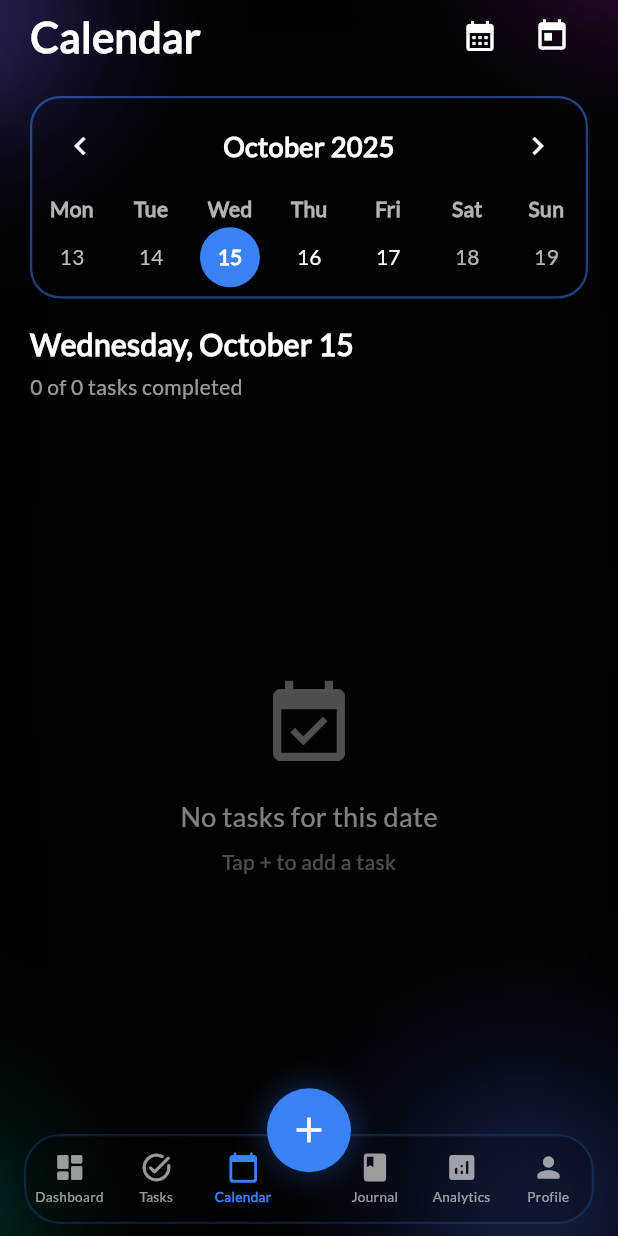
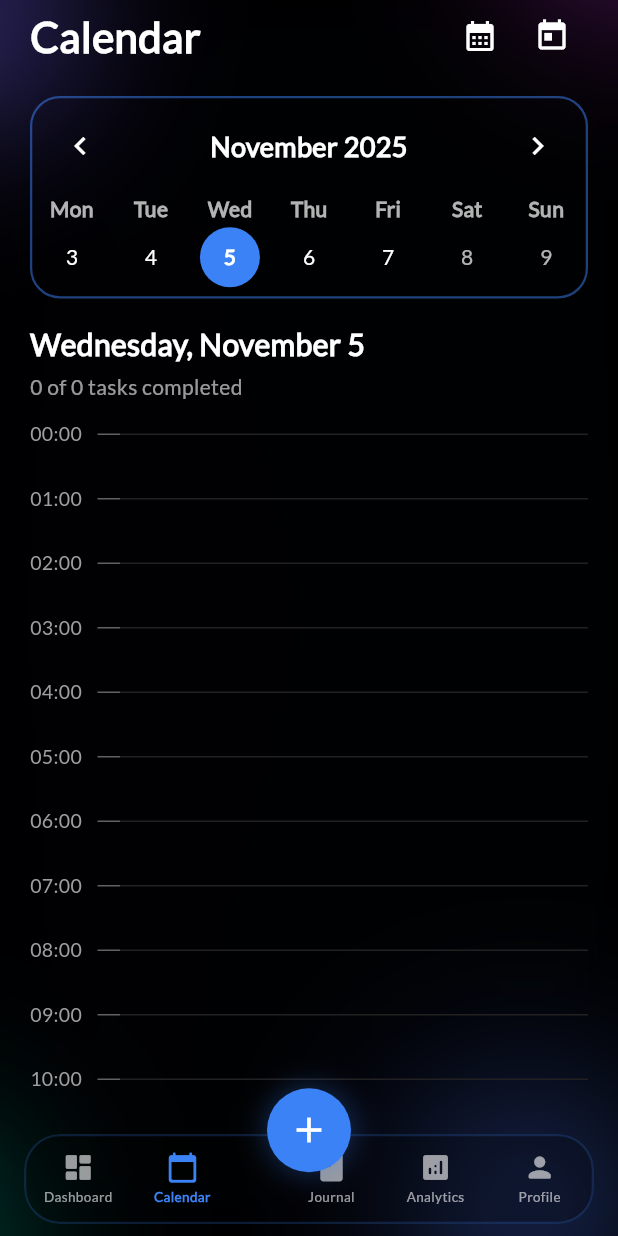
Before and after one commit to KaivalyaJoglekar/Reflectify, a Flutter app: the MainNavigationScreen screen opened directly with empty values, after a tap on "Calendar", after a tap on the "view week" icon, on a phone screen of 412 x 824 dp. Run offline on Flutter 3.47's test engine with Material 3 defaults, Android fonts, the phone set to English and light mode, and no system bars; drawn by our look-alikes of table_calendar; our stand-ins replace firebase_auth, firebase_core, fl_chart, flutter_local_notifications, flutter_riverpod, flutter_slidable and 3 more; accounts and stored records are empty; network calls fail.

Commit message:
Merged tasks and calendar together

```diff
--- a/lib/screens/enhanced_calendar_screen.dart
+++ b/lib/screens/enhanced_calendar_screen.dart
@@ -1,9 +1,13 @@
+// ignore_for_file: deprecated_member_use
+
 import 'package:flutter/material.dart';
 import 'package:table_calendar/table_calendar.dart';
 import 'package:intl/intl.dart';
 import 'package:reflectify/models/task_model.dart';
+import 'package:flutter_riverpod/flutter_riverpod.dart';
+import 'package:reflectify/providers/theme_provider.dart';
 
-class EnhancedCalendarScreen extends StatefulWidget {
+class EnhancedCalendarScreen extends ConsumerStatefulWidget {
   final List<Task> tasks;
   final Function(DateTime) onDateSelected;
   final Function(Task) onTaskTap;
@@ -16,12 +20,14 @@ class EnhancedCalendarScreen extends StatefulWidget {
   });
 
   @override
-  State<EnhancedCalendarScreen> createState() => _EnhancedCalendarScreenState();
+  ConsumerState<EnhancedCalendarScreen> createState() =>
+      _EnhancedCalendarScreenState();
 }
 
-class _EnhancedCalendarScreenState extends State<EnhancedCalendarScreen> {
-  DateTime _focusedDay = DateTime(2025, 10, 15);
-  DateTime _selectedDay = DateTime(2025, 10, 15);
+class _EnhancedCalendarScreenState
+    extends ConsumerState<EnhancedCalendarScreen> {
+  DateTime _focusedDay = DateTime.now();
+  DateTime _selectedDay = DateTime.now();
   CalendarFormat _calendarFormat = CalendarFormat.month;
 
   Map<DateTime, List<Task>> _groupTasksByDate() {
@@ -44,8 +50,6 @@ class _EnhancedCalendarScreenState extends State<EnhancedCalendarScreen> {
 
   @override
   Widget build(BuildContext context) {
-    final tasksForSelectedDay = _getTasksForDay(_selectedDay);
-
     return Scaffold(
       backgroundColor: Colors.transparent,
       body: SafeArea(
@@ -57,11 +61,7 @@ class _EnhancedCalendarScreenState extends State<EnhancedCalendarScreen> {
             const SizedBox(height: 16),
             _buildSelectedDateHeader(),
             const SizedBox(height: 12),
-            Expanded(
-              child: tasksForSelectedDay.isEmpty
-                  ? _buildEmptyState()
-                  : _buildTasksList(tasksForSelectedDay),
-            ),
+            Expanded(child: _build24HourTimeline()),
           ],
         ),
       ),
@@ -113,6 +113,9 @@ class _EnhancedCalendarScreenState extends State<EnhancedCalendarScreen> {
   }
 
   Widget _buildCalendar() {
+    final themeMode = ref.watch(themeModeProvider);
+    final isDark = themeMode == ThemeMode.dark;
+
     return Container(
       margin: const EdgeInsets.symmetric(horizontal: 20),
       decoration: BoxDecoration(
@@ -171,21 +174,33 @@ class _EnhancedCalendarScreenState extends State<EnhancedCalendarScreen> {
           },
         ),
         startingDayOfWeek: StartingDayOfWeek.monday,
-        headerStyle: const HeaderStyle(
+        headerStyle: HeaderStyle(
           formatButtonVisible: false,
           titleCentered: true,
           titleTextStyle: TextStyle(
-            color: Colors.white,
+            color: isDark ? Colors.white : const Color(0xFF1A1A1A),
             fontSize: 18,
             fontWeight: FontWeight.bold,
           ),
-          leftChevronIcon: Icon(Icons.chevron_left, color: Colors.white),
-          rightChevronIcon: Icon(Icons.chevron_right, color: Colors.white),
+          leftChevronIcon: Icon(
+            Icons.chevron_left,
+            color: isDark ? Colors.white : const Color(0xFF1A1A1A),
+          ),
+          rightChevronIcon: Icon(
+            Icons.chevron_right,
+            color: isDark ? Colors.white : const Color(0xFF1A1A1A),
+          ),
         ),
         calendarStyle: CalendarStyle(
-          defaultTextStyle: const TextStyle(color: Colors.white),
-          weekendTextStyle: const TextStyle(color: Colors.white70),
-          outsideTextStyle: const TextStyle(color: Colors.white30),
+          defaultTextStyle: TextStyle(
+            color: isDark ? Colors.white : const Color(0xFF1A1A1A),
+          ),
+          weekendTextStyle: TextStyle(
+            color: isDark ? Colors.white70 : const Color(0xFF6B6B6B),
+          ),
+          outsideTextStyle: TextStyle(
+            color: isDark ? Colors.white30 : const Color(0xFFBDBDBD),
+          ),
           todayDecoration: BoxDecoration(
             color: Theme.of(context).primaryColor.withOpacity(0.3),
             shape: BoxShape.circle,
@@ -203,13 +218,13 @@ class _EnhancedCalendarScreenState extends State<EnhancedCalendarScreen> {
             shape: BoxShape.circle,
           ),
         ),
-        daysOfWeekStyle: const DaysOfWeekStyle(
+        daysOfWeekStyle: DaysOfWeekStyle(
           weekdayStyle: TextStyle(
-            color: Colors.white70,
+            color: isDark ? Colors.white70 : const Color(0xFF6B6B6B),
             fontWeight: FontWeight.w600,
           ),
           weekendStyle: TextStyle(
-            color: Colors.white70,
+            color: isDark ? Colors.white70 : const Color(0xFF6B6B6B),
             fontWeight: FontWeight.w600,
           ),
         ),
@@ -269,6 +284,146 @@ class _EnhancedCalendarScreenState extends State<EnhancedCalendarScreen> {
               ),
             ),
         ],
+      ),
+    );
+  }
+
+  Widget _build24HourTimeline() {
+    final themeMode = ref.watch(themeModeProvider);
+    final isDark = themeMode == ThemeMode.dark;
+
+    return ListView.builder(
+      padding: const EdgeInsets.symmetric(horizontal: 20),
+      itemCount: 24,
+      itemBuilder: (context, hour) {
+        final timeString = '${hour.toString().padLeft(2, '0')}:00';
+        final tasksAtHour = widget.tasks.where((task) {
+          try {
+            final taskHour = int.parse(task.time.split(':')[0]);
+            final matchesDate = DateUtils.isSameDay(task.date, _selectedDay);
+            return taskHour == hour && matchesDate;
+          } catch (e) {
+            return false;
+          }
+        }).toList();
+
+        return Padding(
+          padding: const EdgeInsets.only(bottom: 24),
+          child: Column(
+            crossAxisAlignment: CrossAxisAlignment.start,
+            children: [
+              Row(
+                children: [
+                  // Time marker
+                  Row(
+                    children: [
+                      SizedBox(
+                        width: 45,
+                        child: Text(
+                          timeString,
+                          style: TextStyle(
+                            color: isDark
+                                ? Colors.grey[500]
+                                : const Color(0xFF9E9E9E),
+                            fontSize: 13,
+                          ),
+                        ),
+                      ),
+                      Container(
+                        width: 15,
+                        height: 1,
+                        color: isDark
+                            ? Colors.grey[700]
+                            : const Color(0xFFE0E0E0),
+                      ),
+                    ],
+                  ),
+                  Expanded(
+                    child: Container(
+                      height: 1,
+                      color: isDark
+                          ? Colors.grey[900]
+                          : const Color(0xFFEEEEEE),
+                    ),
+                  ),
+                ],
+              ),
+              if (tasksAtHour.isNotEmpty) ...[
+                const SizedBox(height: 12),
+                ...tasksAtHour.map((task) => _buildTimelineTaskCard(task)),
+              ],
+            ],
+          ),
+        );
+      },
+    );
+  }
+
+  Widget _buildTimelineTaskCard(Task task) {
+    final themeMode = ref.watch(themeModeProvider);
+    final isDark = themeMode == ThemeMode.dark;
+    final textColor = isDark ? Colors.white : const Color(0xFF1A1A1A);
+    final textSecondary = isDark ? Colors.white70 : const Color(0xFF6B6B6B);
+
+    return GestureDetector(
+      onTap: () => widget.onTaskTap(task),
+      child: Container(
+        margin: const EdgeInsets.only(bottom: 8, left: 60),
+        padding: const EdgeInsets.all(16),
+        decoration: BoxDecoration(
+          color: Colors.transparent,
+          borderRadius: BorderRadius.circular(16),
+          border: Border.all(color: task.color.withOpacity(0.5), width: 1.5),
+        ),
+        child: Column(
+          crossAxisAlignment: CrossAxisAlignment.start,
+          children: [
+            Row(
+              children: [
+                Expanded(
+                  child: Text(
+                    task.title,
+                    style: TextStyle(
+                      fontSize: 16,
+                      fontWeight: FontWeight.w600,
+                      color: textColor,
+                    ),
+                  ),
+                ),
+                Text(
+                  task.time,
+                  style: TextStyle(fontSize: 13, color: textSecondary),
+                ),
+              ],
+            ),
+            if (task.description.isNotEmpty) ...[
+              const SizedBox(height: 8),
+              Text(
+                task.description,
+                style: TextStyle(fontSize: 13, color: textSecondary),
+              ),
+            ],
+            const SizedBox(height: 8),
+            Row(
+              children: [
+                Container(
+                  padding: const EdgeInsets.symmetric(
+                    horizontal: 8,
+                    vertical: 4,
+                  ),
+                  decoration: BoxDecoration(
+                    color: task.color.withOpacity(0.2),
+                    borderRadius: BorderRadius.circular(12),
+                  ),
+                  child: Text(
+                    task.category,
+                    style: TextStyle(fontSize: 12, color: task.color),
+                  ),
+                ),
+              ],
+            ),
+          ],
+        ),
       ),
     );
   }
--- a/lib/screens/main_navigation_screen.dart
+++ b/lib/screens/main_navigation_screen.dart
@@ -356,8 +356,11 @@ class _MainNavigationScreenState extends State<MainNavigationScreen> {
                                 setDialogState(() {
                                   selectedStartTime = picked;
                                   // Auto-adjust end time if it's before start time
-                                  final startMinutes = picked.hour * 60 + picked.minute;
-                                  final endMinutes = selectedEndTime.hour * 60 + selectedEndTime.minute;
+                                  final startMinutes =
+                                      picked.hour * 60 + picked.minute;
+                                  final endMinutes =
+                                      selectedEndTime.hour * 60 +
+                                      selectedEndTime.minute;
                                   if (endMinutes <= startMinutes) {
                                     selectedEndTime = TimeOfDay(
                                       hour: (picked.hour + 1) % 24,
@@ -426,8 +429,11 @@ class _MainNavigationScreenState extends State<MainNavigationScreen> {
                               );
                               if (picked != null) {
                                 // Validate that end time is after start time
-                                final startMinutes = selectedStartTime.hour * 60 + selectedStartTime.minute;
-                                final endMinutes = picked.hour * 60 + picked.minute;
+                                final startMinutes =
+                                    selectedStartTime.hour * 60 +
+                                    selectedStartTime.minute;
+                                final endMinutes =
+                                    picked.hour * 60 + picked.minute;
 
                                 if (endMinutes > startMinutes) {
                                   setDialogState(() {
@@ -437,7 +443,9 @@ class _MainNavigationScreenState extends State<MainNavigationScreen> {
                                   // Show error message
                                   ScaffoldMessenger.of(context).showSnackBar(
                                     const SnackBar(
-                                      content: Text('End time must be after start time'),
+                                      content: Text(
+                                        'End time must be after start time',
+                                      ),
                                       duration: Duration(seconds: 2),
                                     ),
                                   );
@@ -506,13 +514,15 @@ class _MainNavigationScreenState extends State<MainNavigationScreen> {
                               );
 
                               // Format time as "start - end"
-                              final timeString = '${selectedStartTime.format(context)} - ${selectedEndTime.format(context)}';
+                              final timeString =
+                                  '${selectedStartTime.format(context)} - ${selectedEndTime.format(context)}';
 
                               // FIXED: Create a Task object that matches the model
                               final newTask = Task(
                                 id: UniqueKey().toString(), // Add a unique ID
                                 title: titleController.text,
-                                time: timeString, // Format: "9:00 AM - 10:00 AM"
+                                time:
+                                    timeString, // Format: "9:00 AM - 10:00 AM"
                                 color: Theme.of(
                                   context,
                                 ).primaryColor, // Add required color parameter
@@ -645,24 +655,10 @@ class _MainNavigationScreenState extends State<MainNavigationScreen> {
         projects: _projects,
         onTaskComplete: _handleTaskComplete,
         onAddTask: _showAddTaskDialog,
-        onViewCalendar: () => setState(() => _selectedIndex = 2),
-        onViewProjects: () => setState(() => _selectedIndex = 3),
+        onViewCalendar: () => setState(() => _selectedIndex = 1),
+        onViewProjects: () => setState(() => _selectedIndex = 2),
       ),
-      // 1: Task Management
-      TaskManagementScreen(
-        tasks: _tasks,
-        onTaskComplete: _handleTaskComplete,
-        onTaskDelete: _handleTaskDelete,
-        onTaskReorder: _handleTaskReorder,
-        onTaskEdit: (task) {
-          CustomToast.show(
-            context,
-            message: 'Edit coming soon!',
-            icon: Icons.edit,
-          );
-        },
-      ),
-      // 2: Calendar
+      // 1: Calendar with Timeline
       EnhancedCalendarScreen(
         tasks: _tasks,
         onDateSelected: (date) {},
@@ -670,19 +666,11 @@ class _MainNavigationScreenState extends State<MainNavigationScreen> {
           CustomToast.show(context, message: task.title, icon: Icons.info);
         },
       ),
-      // 3: Projects
-      ProjectBoardScreen(
-        projects: _projects,
-        tasks: _tasks,
-        onTaskStatusChange: (task, status) {},
-        onProjectTap: (project) {},
-        onAddProject: _showAddProjectDialog,
-      ),
-      // 4: Journal (was 5)
+      // 2: Journal
       JournalTimelineScreen(entries: _journalEntries, onEntryTap: (entry) {}),
-      // 5: Analytics (was 6)
+      // 3: Analytics
       DailySummaryScreen(tasks: _tasks, focusSessions: _focusSessions),
-      // 6: Profile (was 7)
+      // 4: Profile
       FullProfileScreen(user: widget.user),
     ];
 
@@ -863,29 +851,26 @@ class _MainNavigationScreenState extends State<MainNavigationScreen> {
                       ),
                     ),
                     Expanded(
-                      child: _buildNavItem(1, Icons.task_alt_rounded, 'Tasks'),
-                    ),
-                    Expanded(
                       child: _buildNavItem(
-                        2,
+                        1,
                         Icons.calendar_today_rounded,
                         'Calendar',
                       ),
                     ),
                     const SizedBox(width: 30), // Space for FAB
                     Expanded(
-                      child: _buildNavItem(4, Icons.book_rounded, 'Journal'),
-                    ), // FIXED: Index 5 -> 4
+                      child: _buildNavItem(2, Icons.book_rounded, 'Journal'),
+                    ),
                     Expanded(
                       child: _buildNavItem(
-                        5,
+                        3,
                         Icons.analytics_rounded,
                         'Analytics',
                       ),
-                    ), // FIXED: Index 6 -> 5
+                    ),
                     Expanded(
-                      child: _buildNavItem(6, Icons.person_rounded, 'Profile'),
-                    ), // FIXED: Index 7 -> 6
+                      child: _buildNavItem(4, Icons.person_rounded, 'Profile'),
+                    ),
                   ],
                 ),
               ),
```
